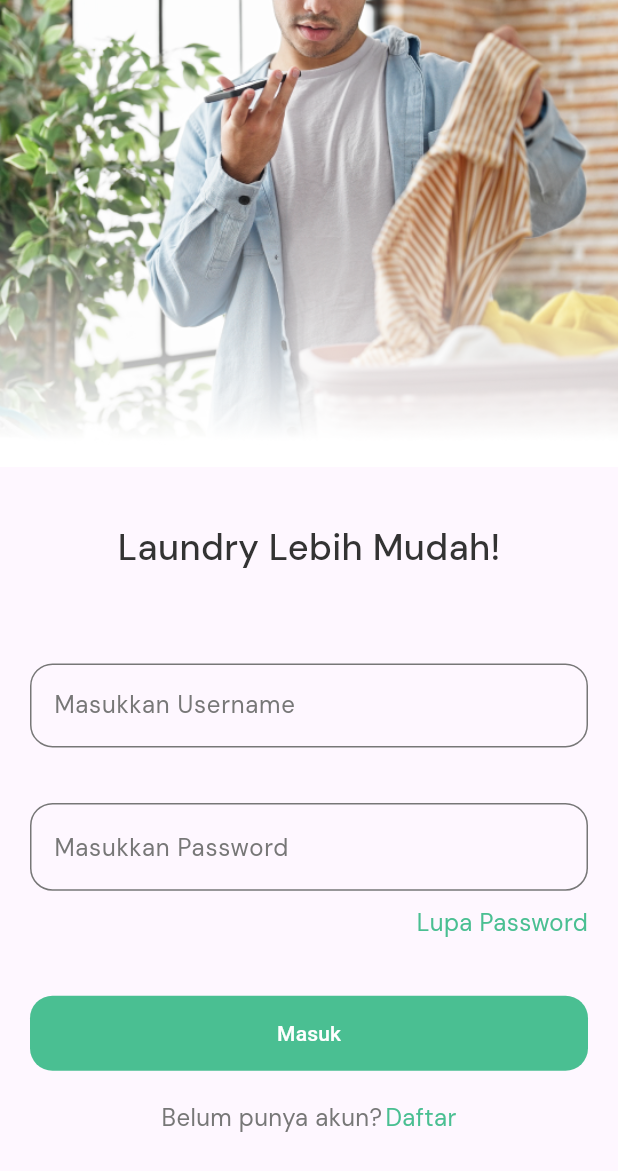
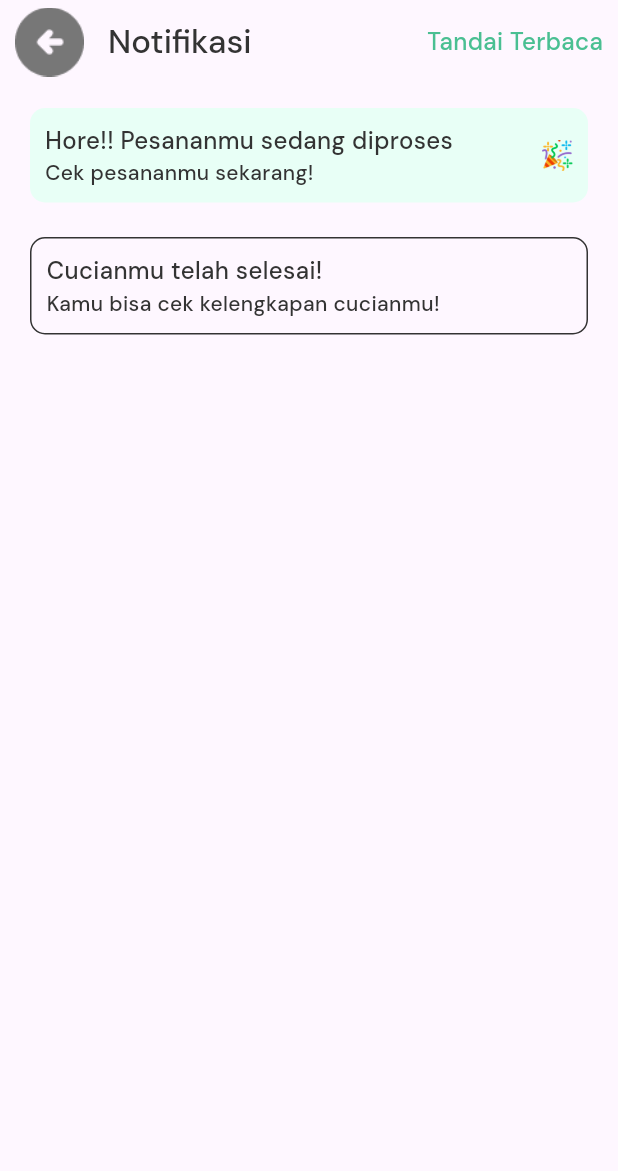
Before and after one commit to wahidalqorni/syn_laundry, a Flutter app: the screen it shows after launch, on a phone screen of 412 x 824 dp. Shown: the top 1171 px of the screen. Run offline on Flutter 3.47's test engine with Material 3 defaults, Android fonts, the phone set to English and light mode, and no system bars; our stand-ins replace google_fonts.

Commit message:
halaman notifikasi

```diff
--- a/lib/main.dart
+++ b/lib/main.dart
@@ -4,6 +4,7 @@ import 'package:syn_laundry/pages/empty_order_page.dart';
 import 'package:syn_laundry/pages/landing_page.dart';
 import 'package:syn_laundry/pages/list_order_page.dart';
 import 'package:syn_laundry/pages/login_page.dart';
+import 'package:syn_laundry/pages/notifikasi_page.dart';
 import 'package:syn_laundry/pages/profil_page.dart';
 import 'package:syn_laundry/pages/register_page.dart';
 import 'package:syn_laundry/pages/splash_page.dart';
@@ -41,7 +42,7 @@ class MyApp extends StatelessWidget {
         colorScheme: ColorScheme.fromSeed(seedColor: Colors.deepPurple),
         useMaterial3: true,
       ),
-      home: SplashPage(),
+      home: NotifikasiPage(),
     );
   }
 }
--- /dev/null
+++ b/lib/pages/notifikasi_page.dart
@@ -0,0 +1,108 @@
+import 'package:flutter/material.dart';
+
+import '../themes/themes.dart';
+
+class NotifikasiPage extends StatelessWidget {
+  const NotifikasiPage({super.key});
+
+  @override
+  Widget build(BuildContext context) {
+    return Scaffold(
+      appBar: AppBar(
+        title: Text(
+          "Notifikasi",
+          style: primaryTextStyle.copyWith(fontWeight: FontWeight.w500),
+        ),
+        leading: Container(
+          margin: EdgeInsets.only(left: 10),
+          child: Image.asset(
+            'assets/ic-back.png',
+            width: 36,
+            height: 36,
+          ),
+        ),
+        actions: [
+          Container(
+            margin: EdgeInsets.only(right: 10),
+            child: Text(
+              "Tandai Terbaca",
+              style: greenTextStyle.copyWith(
+                  fontSize: 16, fontWeight: FontWeight.w500),
+            ),
+          ),
+        ],
+      ),
+      body: ListView(
+        children: [
+          Container(
+            width: double.infinity,
+            margin: EdgeInsets.only(top: 16, left: 20, right: 20),
+            decoration: BoxDecoration(
+              color: greenColor,
+              borderRadius: BorderRadius.circular(10),
+            ),
+            child: Padding(
+              padding: const EdgeInsets.all(10.0),
+              child: Row(
+                children: [
+                  Column(
+                    crossAxisAlignment: CrossAxisAlignment.start,
+                    children: [
+                      Text(
+                        "Hore!! Pesananmu sedang diproses",
+                        style: primaryTextStyle.copyWith(
+                            fontSize: 16, fontWeight: FontWeight.w500),
+                      ),
+                      Text(
+                        "Cek pesananmu sekarang!",
+                        style: primaryTextStyle.copyWith(
+                            fontSize: 14, fontWeight: FontWeight.w500),
+                      )
+                    ],
+                  ),
+                  Spacer(),
+                  Image.asset(
+                    'assets/img-sukses.png',
+                    width: 21,
+                    height: 21,
+                  )
+                ],
+              ),
+            ),
+          ),
+          Container(
+            width: double.infinity,
+            margin: EdgeInsets.only(top: 23, left: 20, right: 20),
+            decoration: BoxDecoration(
+                borderRadius: BorderRadius.circular(10),
+                border: Border.all(
+                  color: blackColor,
+                )),
+            child: Padding(
+              padding: const EdgeInsets.all(10.0),
+              child: Row(
+                children: [
+                  Column(
+                    crossAxisAlignment: CrossAxisAlignment.start,
+                    children: [
+                      Text(
+                        "Cucianmu telah selesai!",
+                        style: primaryTextStyle.copyWith(
+                            fontSize: 16, fontWeight: FontWeight.w500),
+                      ),
+                      Text(
+                        "Kamu bisa cek kelengkapan cucianmu!",
+                        style: primaryTextStyle.copyWith(
+                            fontSize: 14, fontWeight: FontWeight.w500),
+                      )
+                    ],
+                  ),
+                ],
+              ),
+            ),
+          )
+        ],
+      ),
+    );
+  }
+}
```
